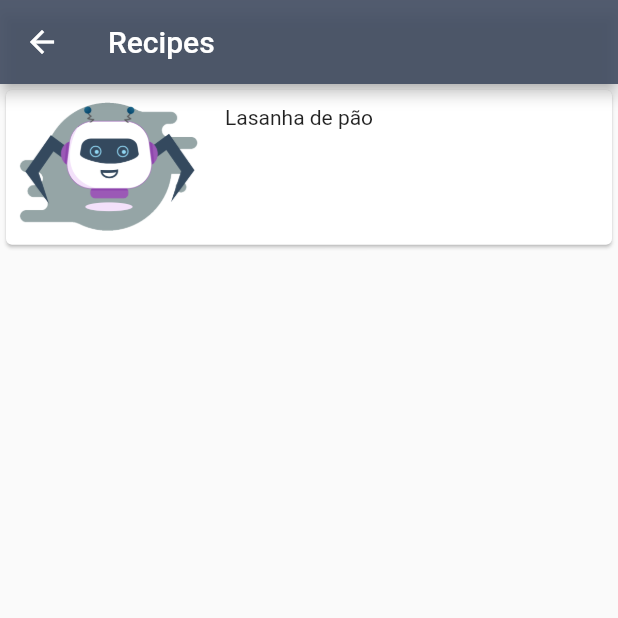
After one commit to RuanGabrieldev/n2020_FIAP, a Flutter app: the RecipesScreen screen opened directly, on a phone screen of 412 x 824 dp, the top half of it. The commit adds this screen. Run offline on Flutter 3.47's test engine with Material 2 defaults, Android fonts, the phone set to English and light mode, and no system bars; our stand-ins replace cloud_firestore, get; missing offline and left inert: flutter_dialogflow, spotify; accounts and stored records are empty.

Commit message:
recipe screens base

```diff
--- /dev/null
+++ b/lib/models/recipe_model.dart
@@ -0,0 +1,17 @@
+class RecipeModel {
+  String titulo;
+  String image;
+  List<String> ingredientes;
+  List<String> modoPreparo;
+  String tempoPreparo;
+  String rendimento;
+
+  RecipeModel({
+    this.titulo,
+    this.image,
+    this.ingredientes,
+    this.modoPreparo,
+    this.rendimento,
+    this.tempoPreparo,
+  });
+}
--- /dev/null
+++ b/lib/repository/database.dart
@@ -0,0 +1,9 @@
+class Database {
+  bool created = false;
+
+  Future<bool> createDatabase() async {
+    await Future.delayed(Duration(seconds: 1));
+    this.created = true;
+    return created;
+  }
+}
--- /dev/null
+++ b/lib/screens/recipes_screen.dart
@@ -0,0 +1,81 @@
+import 'package:flutter/material.dart';
+import 'package:n2020/models/recipe_model.dart';
+import 'package:n2020/repository/recipe_repository.dart';
+
+class RecipesScreen extends StatefulWidget {
+  @override
+  _RecipesScreenState createState() => _RecipesScreenState();
+}
+
+class _RecipesScreenState extends State<RecipesScreen> {
+  @override
+  Widget build(BuildContext context) {
+    return Scaffold(
+      appBar: AppBar(
+        backgroundColor: Color.fromRGBO(64, 75, 96, .9),
+        title: Text("Recipes"),
+      ),
+      body: FutureBuilder<List<RecipeModel>>(
+        future: RecipeRepository().findAllAsync(),
+        builder: (context, snapshot) {
+          if (snapshot.connectionState == ConnectionState.done) {
+            return buildListView(snapshot.data);
+          } else {
+            return Center(
+              child: CircularProgressIndicator(),
+            );
+          }
+        },
+      ),
+    );
+  }
+
+  ListView buildListView(List<RecipeModel> recipes) {
+    return ListView.builder(
+      itemCount: recipes == null ? 0 : recipes.length,
+      itemBuilder: (BuildContext ctx, int index) {
+        return cardRecipe(recipes[index]);
+      },
+    );
+  }
+
+  Card cardRecipe(RecipeModel recipe) {
+    return Card(
+      color: Colors.white,
+      child: InkWell(
+        onTap: () {
+          Navigator.pushNamed(
+            context,
+            "recipes_details",
+            arguments: recipe,
+          );
+        },
+        child: Row(
+          children: <Widget>[
+            new Container(
+              padding: const EdgeInsets.all(8.0),
+              alignment: Alignment.topLeft,
+              child: Image.asset(
+                "assets/img/bot1.png",
+                width: 120,
+              ),
+              // child: Image.network(recipe.image),
+            ),
+            new Expanded(
+                child: new Container(
+              padding: const EdgeInsets.all(10.0),
+              alignment: Alignment.topLeft,
+              child: Text(
+                recipe.titulo,
+                style: null,
+                textAlign: TextAlign.left,
+                maxLines: 5,
+              ),
+            )),
+          ],
+          crossAxisAlignment: CrossAxisAlignment.start,
+        ),
+      ),
+    );
+  }
+}
```
Also changed, not shown: lib/main.dart (+14 -14 lines), lib/repository/recipe_repository.dart (added, +48 -0 lines), lib/screens/home_screen.dart (+17 -9 lines), lib/screens/recipes_details_screen.dart (added, +165 -0 lines), pubspec.lock.
